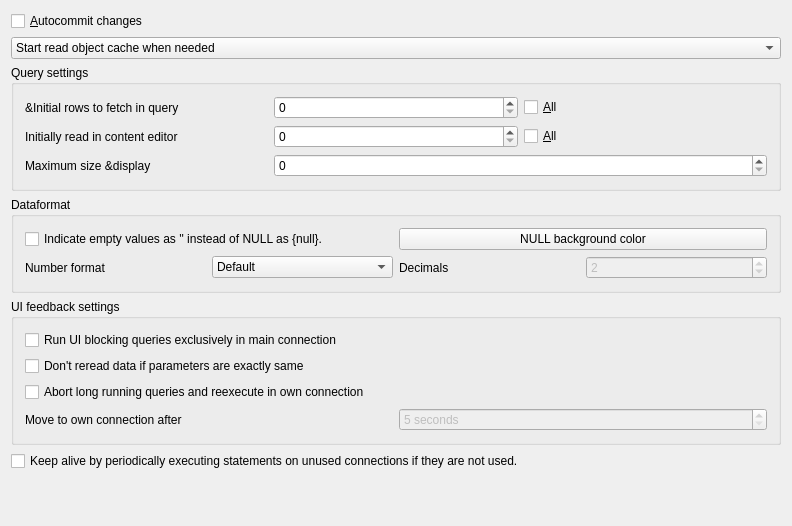
Old version of the form src/todatabasesettingui.ui in the repository tora-tool/tora.
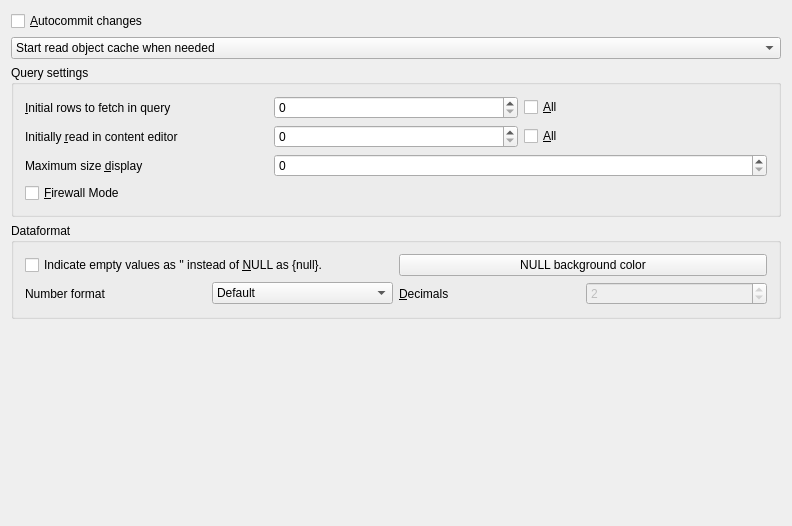
New version of the form.

Commit message: cleaned up some unused database preferences, add firewallMode preference to read data periodically on idle queries to keep connection alive.

The edit to the form file:
```diff
--- a/src/todatabasesettingui.ui
+++ b/src/todatabasesettingui.ui
@@ -13,10 +13,22 @@
    <string>toDatabaseSettingUI</string>
   </property>
   <layout class="QGridLayout" >
-   <property name="margin" >
+   <property name="leftMargin" >
     <number>11</number>
    </property>
-   <property name="spacing" >
+   <property name="topMargin" >
+    <number>11</number>
+   </property>
+   <property name="rightMargin" >
+    <number>11</number>
+   </property>
+   <property name="bottomMargin" >
+    <number>11</number>
+   </property>
+   <property name="horizontalSpacing" >
+    <number>6</number>
+   </property>
+   <property name="verticalSpacing" >
     <number>6</number>
    </property>
    <item row="0" column="0" >
@@ -62,10 +74,22 @@
       <string>Query settings</string>
      </property>
      <layout class="QGridLayout" >
-      <property name="margin" >
+      <property name="leftMargin" >
        <number>11</number>
       </property>
-      <property name="spacing" >
+      <property name="topMargin" >
+       <number>11</number>
+      </property>
+      <property name="rightMargin" >
+       <number>11</number>
+      </property>
+      <property name="bottomMargin" >
+       <number>11</number>
+      </property>
+      <property name="horizontalSpacing" >
+       <number>6</number>
+      </property>
+      <property name="verticalSpacing" >
        <number>6</number>
       </property>
       <item row="2" column="0" >
@@ -79,6 +103,9 @@
         <property name="wordWrap" >
          <bool>false</bool>
         </property>
+        <property name="buddy" >
+         <cstring>MaxColDisp</cstring>
+        </property>
        </widget>
       </item>
       <item row="0" column="2" >
@@ -102,6 +129,9 @@
         <property name="wordWrap" >
          <bool>false</bool>
         </property>
+        <property name="buddy" >
+         <cstring>InitialFetch</cstring>
+        </property>
        </widget>
       </item>
       <item row="1" column="0" >
@@ -110,11 +140,14 @@
          <string>Number of rows to initially start reading in content editor, use unlimited on slow connections.</string>
         </property>
         <property name="text" >
-         <string>Initially read in content editor</string>
+         <string>Initially &amp;read in content editor</string>
         </property>
         <property name="wordWrap" >
          <bool>false</bool>
         </property>
+        <property name="buddy" >
+         <cstring>MaxContent</cstring>
+        </property>
        </widget>
       </item>
       <item row="1" column="2" >
@@ -141,113 +174,41 @@
         </property>
        </widget>
       </item>
-     </layout>
-    </widget>
-   </item>
-   <item row="5" column="0" >
-    <widget class="QCheckBox" name="KeepAlive" >
-     <property name="toolTip" >
-      <string>Make sure connections are kept alive by periodically (5 minutes) sending a query on all idle connections.</string>
-     </property>
-     <property name="text" >
-      <string>Keep alive by periodically executing statements on unused connections if they are not used.</string>
-     </property>
-    </widget>
-   </item>
-   <item row="4" column="0" >
-    <widget class="QGroupBox" name="GroupBox2" >
-     <property name="title" >
-      <string>UI feedback settings</string>
-     </property>
-     <layout class="QGridLayout" >
-      <property name="margin" >
-       <number>11</number>
-      </property>
-      <property name="spacing" >
-       <number>6</number>
-      </property>
-      <item row="2" column="0" colspan="2" >
-       <widget class="QCheckBox" name="AutoLong" >
-        <property name="toolTip" >
-         <string>Reexecute a query taking more than 30 seconds in its own connection to prevent blocking other database access.</string>
-        </property>
-        <property name="text" >
-         <string>Abort long running queries and reexecute in own connection</string>
-        </property>
-       </widget>
-      </item>
       <item row="3" column="0" >
-       <widget class="QLabel" name="TextLabel1" >
-        <property name="text" >
-         <string>Move to own connection after</string>
-        </property>
-        <property name="wordWrap" >
-         <bool>false</bool>
-        </property>
-       </widget>
-      </item>
-      <item row="3" column="1" >
-       <widget class="QSpinBox" name="MoveAfter" >
-        <property name="enabled" >
-         <bool>false</bool>
-        </property>
-        <property name="suffix" >
-         <string> seconds</string>
-        </property>
-        <property name="minimum" >
-         <number>5</number>
-        </property>
-       </widget>
-      </item>
-      <item row="0" column="0" colspan="2" >
-       <widget class="QCheckBox" name="BkgndConnect" >
+       <widget class="QCheckBox" name="FirewallMode" >
         <property name="toolTip" >
-         <string>Let the background queries normally running on the main connection run in a separate connection.</string>
+         <string>When enabled idle queries will request data at regular intervals to keep the connection alive.</string>
         </property>
         <property name="text" >
-         <string>Run UI blocking queries exclusively in main connection</string>
-        </property>
-       </widget>
-      </item>
-      <item row="1" column="0" colspan="2" >
-       <widget class="QCheckBox" name="DontReread" >
-        <property name="toolTip" >
-         <string>If checked will not refresh a result if it is reexecuted exactly the same two times in a row.</string>
-        </property>
-        <property name="text" >
-         <string>Don't reread data if parameters are exactly same</string>
+         <string>&amp;Firewall Mode</string>
         </property>
        </widget>
       </item>
      </layout>
     </widget>
    </item>
-   <item row="6" column="0" >
-    <spacer>
-     <property name="orientation" >
-      <enum>Qt::Vertical</enum>
-     </property>
-     <property name="sizeType" >
-      <enum>QSizePolicy::Expanding</enum>
-     </property>
-     <property name="sizeHint" >
-      <size>
-       <width>20</width>
-       <height>20</height>
-      </size>
-     </property>
-    </spacer>
-   </item>
    <item row="3" column="0" >
     <widget class="QGroupBox" name="GroupBox3" >
      <property name="title" >
       <string>Dataformat</string>
      </property>
      <layout class="QGridLayout" >
-      <property name="margin" >
+      <property name="leftMargin" >
        <number>11</number>
       </property>
-      <property name="spacing" >
+      <property name="topMargin" >
+       <number>11</number>
+      </property>
+      <property name="rightMargin" >
+       <number>11</number>
+      </property>
+      <property name="bottomMargin" >
+       <number>11</number>
+      </property>
+      <property name="horizontalSpacing" >
+       <number>6</number>
+      </property>
+      <property name="verticalSpacing" >
        <number>6</number>
       </property>
       <item row="1" column="0" >
@@ -279,7 +240,7 @@
       <item row="0" column="0" colspan="2" >
        <widget class="QCheckBox" name="IndicateEmpty" >
         <property name="text" >
-         <string>Indicate empty values as '' instead of NULL as {null}.</string>
+         <string>Indicate empty values as '' instead of &amp;NULL as {null}.</string>
         </property>
        </widget>
       </item>
@@ -315,16 +276,32 @@
          <string>Number of decimals for fixed decimal format.</string>
         </property>
         <property name="text" >
-         <string>Decimals</string>
+         <string>&amp;Decimals</string>
         </property>
         <property name="wordWrap" >
          <bool>false</bool>
         </property>
+        <property name="buddy" >
+         <cstring>Decimals</cstring>
+        </property>
        </widget>
       </item>
      </layout>
     </widget>
    </item>
+   <item row="4" column="0" >
+    <spacer>
+     <property name="orientation" >
+      <enum>Qt::Vertical</enum>
+     </property>
+     <property name="sizeHint" >
+      <size>
+       <width>20</width>
+       <height>40</height>
+      </size>
+     </property>
+    </spacer>
+   </item>
   </layout>
  </widget>
  <layoutdefault spacing="6" margin="11" />
```
Left out of the diff: 21 changed lines with no effect on the pictures. The commit also changes 6 other files.
